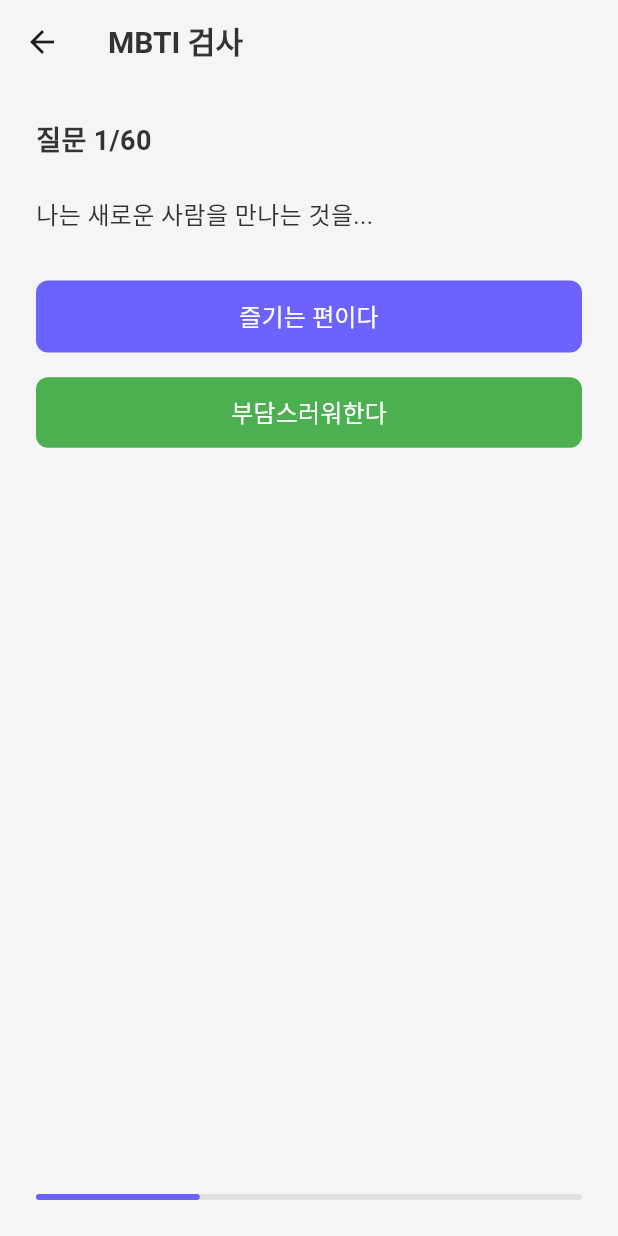
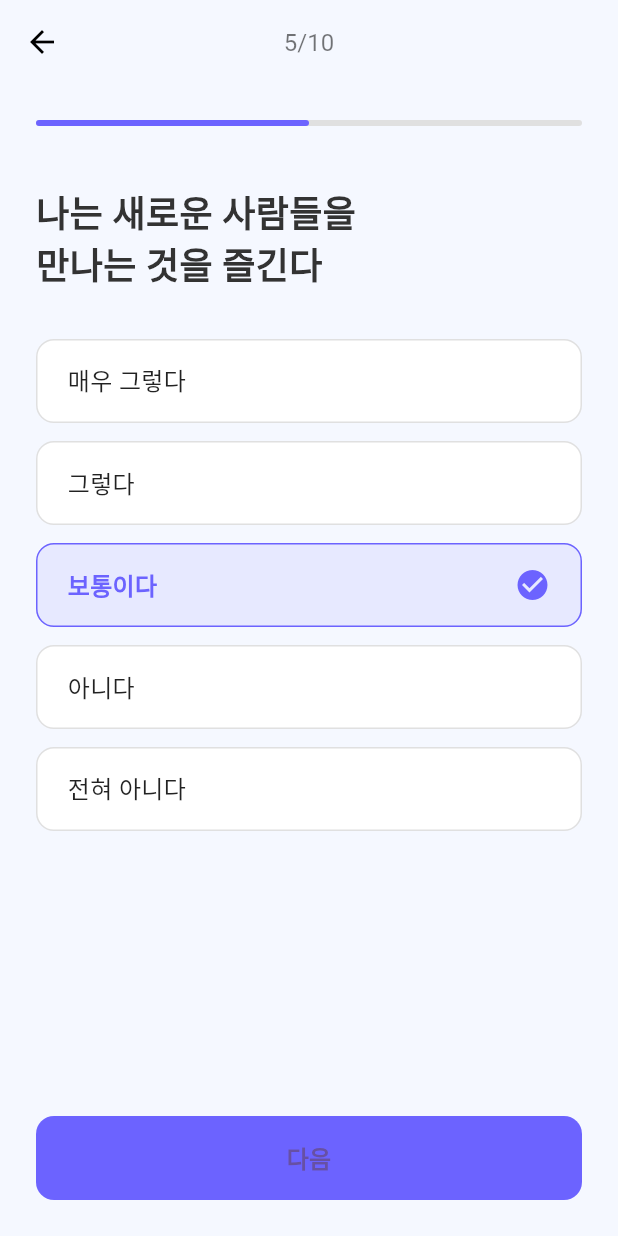
Before and after one commit to lunabi03/TypeTalk, a Flutter app: the QuestionScreen screen opened by its route, on a phone screen of 412 x 824 dp. Run offline on Flutter 3.47's test engine with Material 3 defaults, Android fonts, the phone set to English and light mode, and no system bars; our stand-ins replace get, google_fonts; Roboto replaces fonts that are missing (Pretendard).

Commit message:
질문 화면 추가

```diff
--- a/lib/screens/question/question_screen.dart
+++ b/lib/screens/question/question_screen.dart
@@ -2,7 +2,6 @@ import 'package:flutter/material.dart';
 import 'package:get/get.dart';
 import 'package:typetalk/core/theme/app_colors.dart';
 import 'package:typetalk/core/theme/app_text_styles.dart';
-import 'package:typetalk/core/widgets/app_button.dart';
 import 'package:typetalk/routes/app_routes.dart';
 
 class QuestionScreen extends StatelessWidget {
@@ -11,42 +10,29 @@ class QuestionScreen extends StatelessWidget {
   @override
   Widget build(BuildContext context) {
     return Scaffold(
-      backgroundColor: AppColors.background,
+      backgroundColor: const Color(0xFFF5F8FF),
       appBar: AppBar(
         backgroundColor: Colors.transparent,
         elevation: 0,
-        title: Text('MBTI 검사', style: AppTextStyles.h2),
+        leading: IconButton(
+          icon: const Icon(Icons.arrow_back, color: Colors.black),
+          onPressed: () => Get.back(),
         ),
-      body: SafeArea(
-        child: Padding(
+        title: const Text(
+          '5/10',
+          style: TextStyle(
+            color: Colors.black54,
+            fontSize: 16,
+          ),
+        ),
+        centerTitle: true,
+      ),
+      body: Padding(
         padding: const EdgeInsets.all(24.0),
         child: Column(
           crossAxisAlignment: CrossAxisAlignment.start,
           children: [
-              Text(
-                '질문 1/60',
-                style: AppTextStyles.h3,
-              ),
-              const SizedBox(height: 24),
-              Text(
-                '나는 새로운 사람을 만나는 것을...',
-                style: AppTextStyles.body,
-              ),
-              const SizedBox(height: 32),
-              AppButton(
-                text: '즐기는 편이다',
-                onPressed: () {},
-                isFullWidth: true,
-              ),
-              const SizedBox(height: 16),
-              AppButton(
-                text: '부담스러워한다',
-                onPressed: () {},
-                isSecondary: true,
-                isFullWidth: true,
-              ),
-              const Spacer(),
-              // Progress bar
+            // Progress Bar
             Container(
               height: 4,
               width: double.infinity,
@@ -54,9 +40,10 @@ class QuestionScreen extends StatelessWidget {
                 color: Colors.grey[300],
                 borderRadius: BorderRadius.circular(2),
               ),
-                child: FractionallySizedBox(
-                  alignment: Alignment.centerLeft,
-                  widthFactor: 0.3, // 30% progress
+              child: Row(
+                children: [
+                  Expanded(
+                    flex: 5, // 5/10 진행
                     child: Container(
                       decoration: BoxDecoration(
                         color: AppColors.primary,
@@ -64,10 +51,98 @@ class QuestionScreen extends StatelessWidget {
                       ),
                     ),
                   ),
+                  Expanded(
+                    flex: 5,
+                    child: Container(),
                   ),
                 ],
               ),
             ),
+            const SizedBox(height: 40),
+            // Question Text
+            Text(
+              '나는 새로운 사람들을\n만나는 것을 즐긴다',
+              style: AppTextStyles.h2.copyWith(
+                fontSize: 24,
+                height: 1.4,
+              ),
+            ),
+            const SizedBox(height: 32),
+            // Answer Options
+            _buildAnswerOption('매우 그렇다', false),
+            const SizedBox(height: 12),
+            _buildAnswerOption('그렇다', false),
+            const SizedBox(height: 12),
+            _buildAnswerOption('보통이다', true),
+            const SizedBox(height: 12),
+            _buildAnswerOption('아니다', false),
+            const SizedBox(height: 12),
+            _buildAnswerOption('전혀 아니다', false),
+            const Spacer(),
+            // Next Button
+            SizedBox(
+              width: double.infinity,
+              height: 56,
+              child: ElevatedButton(
+                onPressed: () {},
+                style: ElevatedButton.styleFrom(
+                  backgroundColor: AppColors.primary,
+                  shape: RoundedRectangleBorder(
+                    borderRadius: BorderRadius.circular(12),
+                  ),
+                  elevation: 0,
+                ),
+                child: const Text(
+                  '다음',
+                  style: TextStyle(
+                    fontSize: 16,
+                    fontWeight: FontWeight.w600,
+                  ),
+                ),
+              ),
+            ),
+          ],
+        ),
+      ),
+    );
+  }
+
+  Widget _buildAnswerOption(String text, bool isSelected) {
+    return Container(
+      width: double.infinity,
+      height: 56,
+      decoration: BoxDecoration(
+        color: isSelected ? AppColors.primary.withOpacity(0.1) : Colors.white,
+        borderRadius: BorderRadius.circular(12),
+        border: Border.all(
+          color: isSelected ? AppColors.primary : Colors.grey[300]!,
+          width: 1,
+        ),
+      ),
+      child: Row(
+        mainAxisAlignment: MainAxisAlignment.spaceBetween,
+        children: [
+          Padding(
+            padding: const EdgeInsets.only(left: 20),
+            child: Text(
+              text,
+              style: TextStyle(
+                color: isSelected ? AppColors.primary : Colors.black87,
+                fontSize: 16,
+                fontWeight: isSelected ? FontWeight.w600 : FontWeight.normal,
+              ),
+            ),
+          ),
+          if (isSelected)
+            Padding(
+              padding: const EdgeInsets.only(right: 20),
+              child: Icon(
+                Icons.check_circle,
+                color: AppColors.primary,
+                size: 24,
+              ),
+            ),
+        ],
       ),
     );
   }
```
Lines whose indentation alone changed are shown as unchanged.
